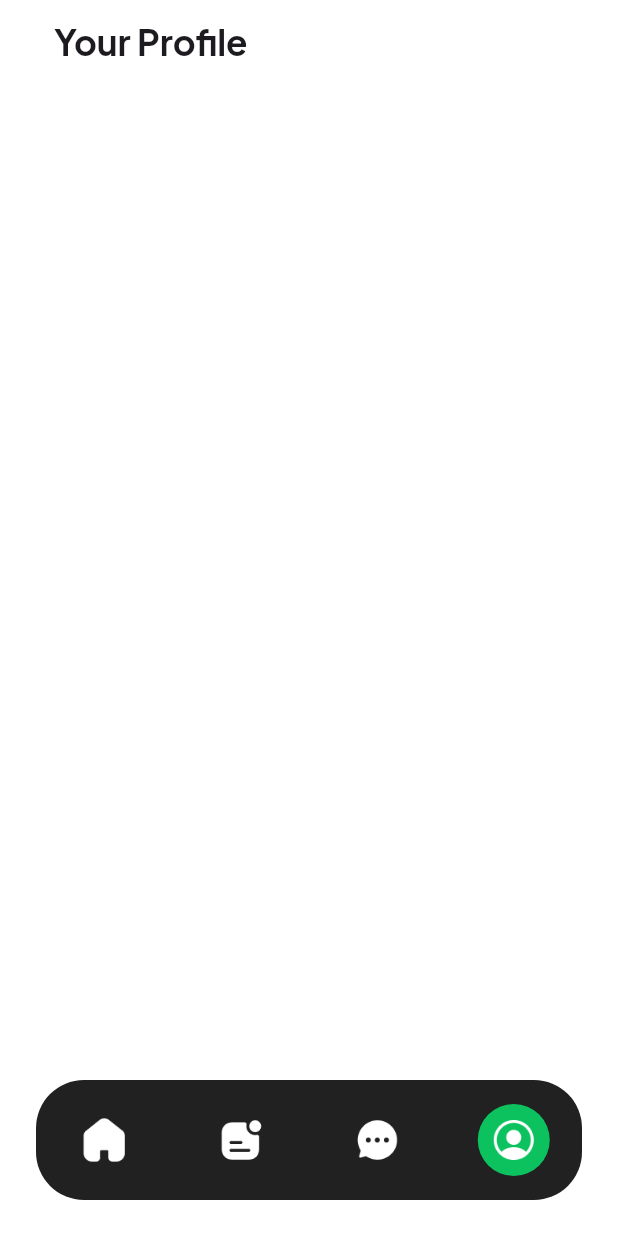
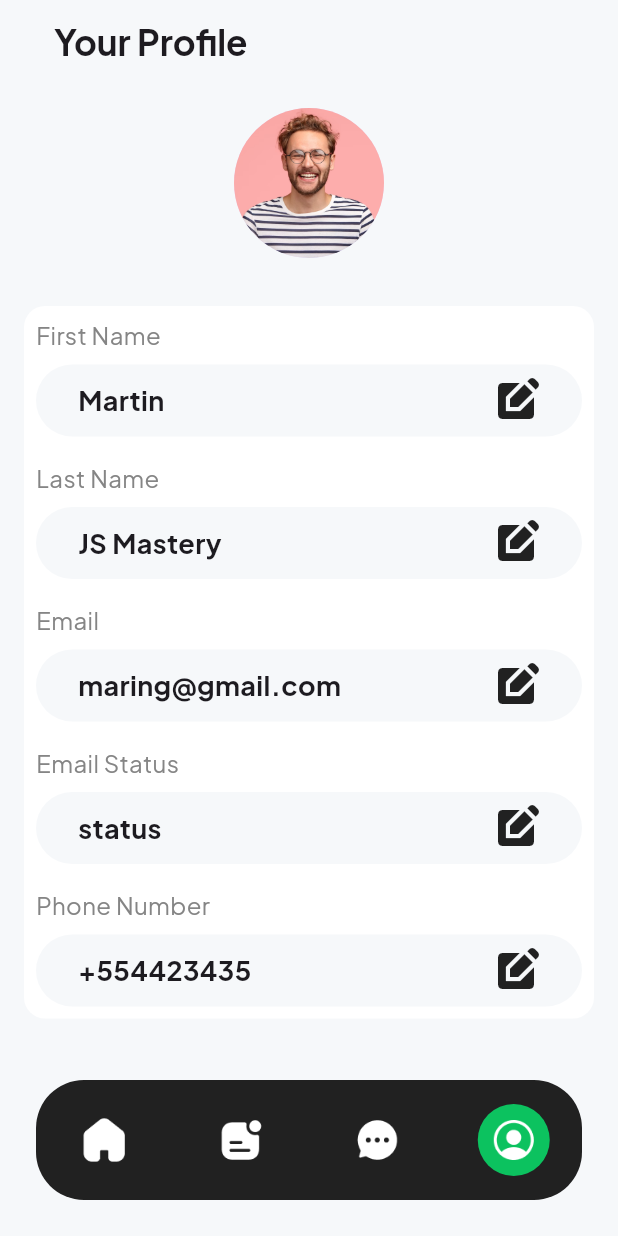
Before and after one commit to Miki0035/flutter_ride_clone, a Flutter app: the RBottomNavigationScreen screen opened directly, item 4 of the bottom bar chosen, on a phone screen of 412 x 824 dp. Run offline on Flutter 3.47's test engine with Material 3 defaults, Android fonts, the light colour scheme and no system bars; our stand-ins replace carousel_slider, get, smooth_page_indicator.

Commit message:
added profile screen

```diff
--- a/lib/app.dart
+++ b/lib/app.dart
@@ -1,5 +1,6 @@
 import 'package:flutter/material.dart';
 import 'package:get/get.dart';
+import 'package:ride_clone/features/bottom_navigation_menu.dart';
 import 'package:ride_clone/features/onboarding/screens/onboarding.dart';
 import 'package:ride_clone/utils/themes/theme.dart';
 
@@ -11,7 +12,8 @@ class MyApp extends StatelessWidget {
     return  GetMaterialApp(
       debugShowCheckedModeBanner: false,
       theme: RAppTheme.lightTheme,
-      home: OnBoardingScreen(),
+      // home: OnBoardingScreen(),
+      home: const RBottomNavigationScreen(),
     );
   }
 }
--- /dev/null
+++ b/lib/common/widgets/containers/circular_container_with_image.dart
@@ -0,0 +1,15 @@
+import 'package:flutter/material.dart';
+
+class RCircularImage extends StatelessWidget {
+  const RCircularImage({super.key, required this.image});
+
+  final String image;
+
+  @override
+  Widget build(BuildContext context) {
+    return CircleAvatar(
+      backgroundImage: AssetImage(image),
+      radius: 50.0,
+    );
+  }
+}
--- a/lib/features/profile/screens/profile.dart
+++ b/lib/features/profile/screens/profile.dart
@@ -1,5 +1,9 @@
 import 'package:flutter/material.dart';
 import 'package:ride_clone/common/widgets/appbar/appbar.dart';
+import 'package:ride_clone/common/widgets/containers/circular_container_with_image.dart';
+import 'package:ride_clone/features/profile/screens/widgets/profile_edit_textfield.dart';
+import 'package:ride_clone/utils/constants/colors.dart';
+import 'package:ride_clone/utils/constants/images.dart';
 import 'package:ride_clone/utils/constants/sizes.dart';
 
 class ProfileScreen extends StatelessWidget {
@@ -7,13 +11,60 @@ class ProfileScreen extends StatelessWidget {
 
   @override
   Widget build(BuildContext context) {
-    return const Scaffold(
-        appBar: RAppBar(
-      title: Text(
-        "Your Profile",
-        style: TextStyle(
-            fontWeight: FontWeight.w800, fontSize: RSizes.fontSizeLg * 1.3),
+    return Scaffold(
+      appBar: const RAppBar(
+        title: Text(
+          "Your Profile",
+          style: TextStyle(
+              fontWeight: FontWeight.w800, fontSize: RSizes.fontSizeLg * 1.3),
+        ),
       ),
-    ));
+      body: Padding(
+        padding: const EdgeInsets.all(16.0),
+        child: SingleChildScrollView(
+          child: Column(
+            children: [
+              const Center(
+                child: RCircularImage(image: RImages.profileImage),
+              ),
+              const SizedBox(
+                height: RSizes.spaceBtwSections,
+              ),
+              Container(
+                width: double.infinity,
+                decoration: BoxDecoration(
+                  color: RColors.white,
+                  borderRadius: BorderRadius.circular(14.0)
+                ),
+                child: const Column(
+                  children: [
+                    RProfileTextFeild(
+                      labelText: "First Name",
+                      value: "Martin",
+                    ),
+                    RProfileTextFeild(
+                      labelText: "Last Name",
+                      value: "JS Mastery",
+                    ),
+                    RProfileTextFeild(
+                      labelText: "Email",
+                      value: "maring@gmail.com",
+                    ),
+                    RProfileTextFeild(
+                      labelText: "Email Status",
+                      value: "status",
+                    ),
+                    RProfileTextFeild(
+                      labelText: "Phone Number",
+                      value: "+554423435",
+                    ),
+                  ],
+                ),
+              )
+            ],
+          ),
+        ),
+      ),
+    );
   }
 }
--- /dev/null
+++ b/lib/features/profile/screens/widgets/profile_edit_textfield.dart
@@ -0,0 +1,62 @@
+import 'package:flutter/material.dart';
+import 'package:ride_clone/utils/constants/colors.dart';
+import 'package:ride_clone/utils/constants/sizes.dart';
+
+class RProfileTextFeild extends StatelessWidget {
+  const RProfileTextFeild({
+    super.key,
+    this.onPressed,
+    required this.labelText,
+    required this.value,
+  });
+  final VoidCallback? onPressed;
+  final String labelText;
+  final String value;
+
+  @override
+  Widget build(BuildContext context) {
+    return GestureDetector(
+      child: Padding(
+        padding: const EdgeInsets.all(8.0),
+        child: Column(
+          crossAxisAlignment: CrossAxisAlignment.start,
+          children: [
+            Text(
+              labelText,
+              style: const TextStyle(
+                  color: RColors.grey,
+                  fontWeight: FontWeight.w400,
+                  fontSize: RSizes.fontSizeMd),
+            ),
+            const SizedBox(
+              height: 8.0,
+            ),
+            Container(
+              padding:
+                  const EdgeInsets.symmetric(horizontal: 28.0, vertical: 8.0),
+              decoration: BoxDecoration(
+                color: RColors.textFormFeildFill,
+                borderRadius: BorderRadius.circular(24.0),
+              ),
+              child: Row(
+                mainAxisAlignment: MainAxisAlignment.spaceBetween,
+                children: [
+                  Text(
+                    value,
+                    style: const TextStyle(
+                        fontSize: RSizes.fontSizeLg,
+                        fontWeight: FontWeight.bold),
+                  ),
+                  const Icon(
+                    Icons.edit_square,
+                    size: 32.0,
+                  )
+                ],
+              ),
+            )
+          ],
+        ),
+      ),
+    );
+  }
+}
--- a/lib/utils/constants/colors.dart
+++ b/lib/utils/constants/colors.dart
@@ -10,6 +10,10 @@ class RColors {
   static const Color white = Color(0xFFFFFFFF);
   static const Color green = Color(0xFF0CC25F);
   static const Color darkGrey = Color(0xFF333333);
+  static const Color lightBlue = Color(0xFFF6F8FA);
+
+
+
 
   static const Color textFormFeildFill = Color(0xFFF6F8FA);
 }
--- a/lib/utils/constants/images.dart
+++ b/lib/utils/constants/images.dart
@@ -10,6 +10,7 @@ class RImages {
   static const String onboarding3 = "assets/images/onboarding3.png";
 
   static const String signupCar = "assets/images/signup-car.png";
+  static const String profileImage = "assets/images/profile-image.png";
 
   // Icons
   static const String google = "assets/icons/google.png";
--- a/lib/utils/themes/theme.dart
+++ b/lib/utils/themes/theme.dart
@@ -1,4 +1,5 @@
 import 'package:flutter/material.dart';
+import 'package:ride_clone/utils/constants/colors.dart';
 import 'package:ride_clone/utils/themes/custom_themes/appbar_theme.dart';
 import 'package:ride_clone/utils/themes/custom_themes/dialog_theme.dart';
 import 'package:ride_clone/utils/themes/custom_themes/text_field_theme.dart';
@@ -9,7 +10,7 @@ class RAppTheme {
   static ThemeData lightTheme = ThemeData(
       useMaterial3: true,
       fontFamily: 'PlusJakartaSans',
-      scaffoldBackgroundColor: Colors.white,
+      scaffoldBackgroundColor: RColors.lightBlue,
       appBarTheme: RAppBarTheme.lightAppBarTheme,
       dialogTheme: RDialogTheme.lightDialogTheme,
       inputDecorationTheme: RTextFieldTheme.lightInputDecorationTheme);
```
Also changed, not shown: lib/features/profile/screens/widgets/profile_form.dart (added, +125 -0 lines), assets/images/profile-image.png (added).
